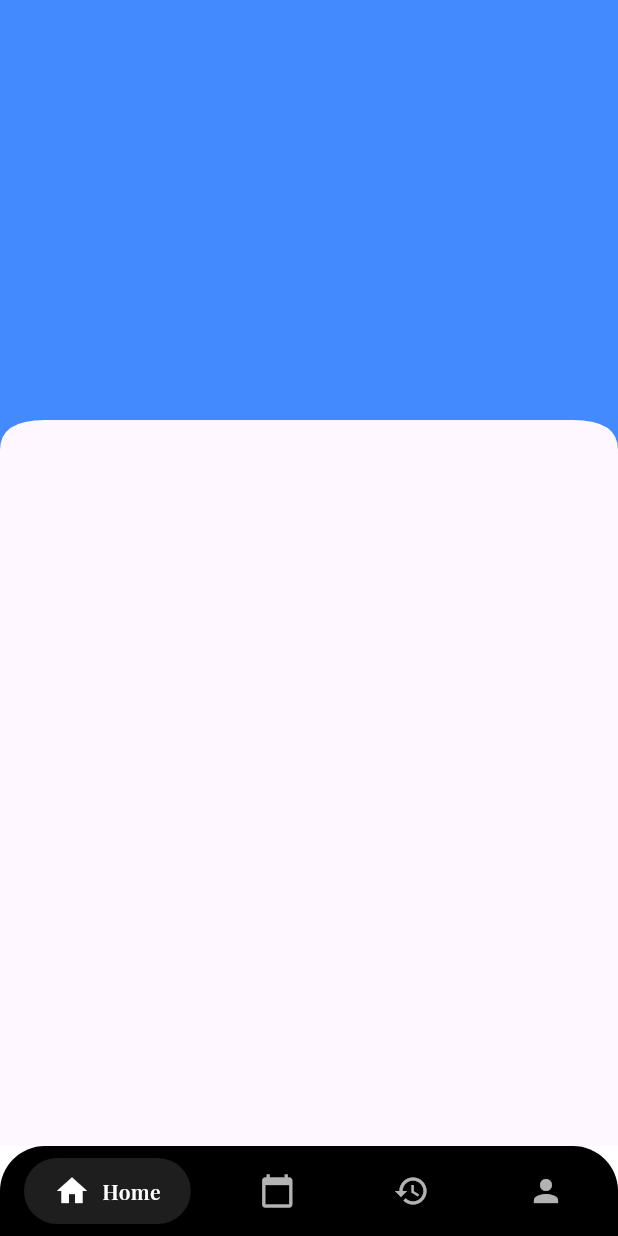
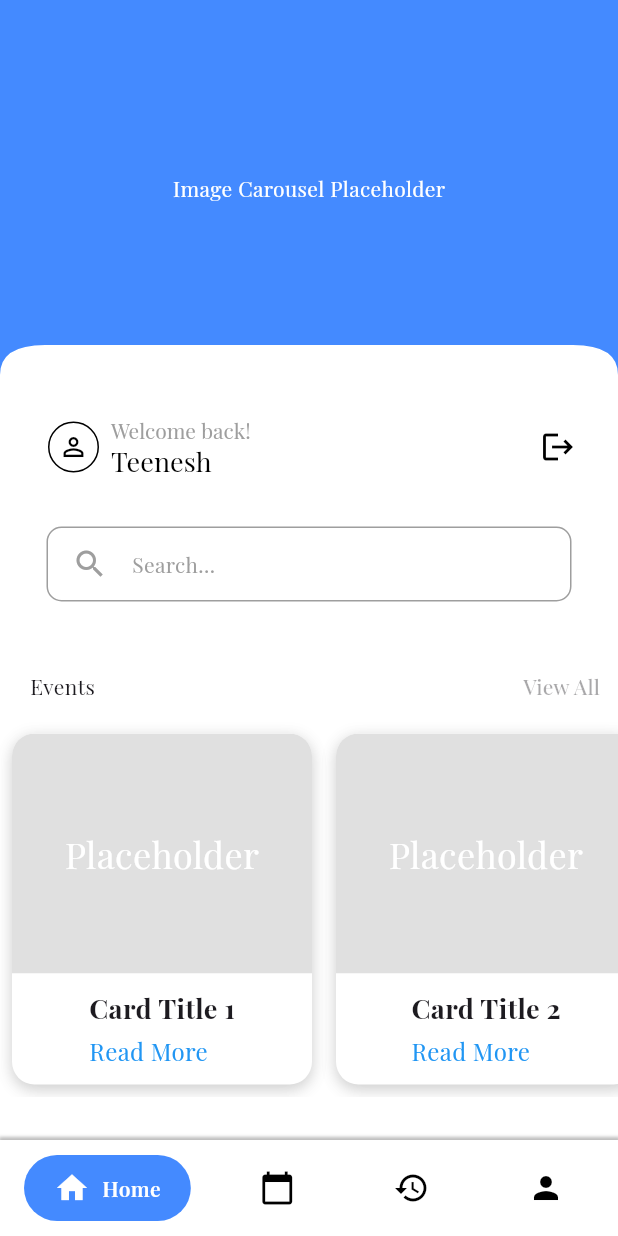
Before and after one commit to teenesh10/Daiman-Mobile-App, a Flutter app: the NavBar screen opened by its route, on a phone screen of 412 x 824 dp. Run offline on Flutter 3.47's test engine with Material 3 defaults, Android fonts, the light colour scheme and no system bars; drawn by our look-alikes of google_nav_bar; our stand-ins replace awesome_snackbar_content, cloud_firestore, firebase_auth, firebase_core, flutter_screenutil, google_fonts and 1 more; accounts and stored records are empty.

Commit message:
update home page ui

```diff
--- a/daiman_mobile/lib/home_page.dart
+++ b/daiman_mobile/lib/home_page.dart
@@ -1,5 +1,8 @@
-
+import 'package:daiman_mobile/views/widgets/card_design.dart';
 import 'package:daiman_mobile/views/widgets/curved_widget.dart';
+import 'package:daiman_mobile/views/widgets/heading.dart';
+import 'package:daiman_mobile/views/widgets/home_appbar.dart';
+import 'package:daiman_mobile/views/widgets/search_bar.dart';
 import 'package:flutter/material.dart';
 
 class HomePage extends StatelessWidget {
@@ -8,20 +11,74 @@ class HomePage extends StatelessWidget {
   @override
   Widget build(BuildContext context) {
     return Scaffold(
+       backgroundColor: Colors.white,
       body: SingleChildScrollView(
         child: Column(
           children: [
+            // Curved widget wrapping the blue section
             CustomShapeWidget(
               child: Container(
                 color: Colors.blueAccent,
-              padding: const EdgeInsets.all(0),
-              child: const SizedBox(
-                height: 300,
-                child: Stack(
+                height: 250, // Adjust based on carousel height
+                child: const Center(
+                  child: Text(
+                    'Image Carousel Placeholder', // Placeholder for the carousel
+                    style: TextStyle(color: Colors.white),
+                  ),
+                ),
+              ),
+            ),
+
+            // White section for remaining content
+            Container(
+              color: Colors.white,
+              padding: const EdgeInsets.symmetric(vertical: 10.0),
+              child: Column(
                 children: [
+                  const SizedBox(height: 10),
+                  const HomeAppBar(),
+                  const SizedBox(height: 25.0),
+                  const SearchContainer(),
+                  const SizedBox(height: 32.0),
+                  const Padding(
+                    padding: EdgeInsets.only(left: 20.0),
+                    child: Column(
+                      children: [
+                        SectionHeading(
+                          title: "Events",
+                          showActionButton: true,
+                        ),
                       ],
                     ),
                   ),
+                  // Wrap ListView in a SizedBox to prevent infinite height
+                  SizedBox(
+                    height:
+                        250, // Set a fixed height to contain the horizontal ListView
+                    child: ListView(
+                      scrollDirection: Axis
+                          .horizontal, // Set to horizontal to display in a row
+                      children: const [
+                        CustomCard(
+                          imageUrl: 'https://via.placeholder.com/150',
+                          title: 'Card Title 1',
+                        ),
+                        CustomCard(
+                          imageUrl: 'https://via.placeholder.com/150',
+                          title: 'Card Title 2',
+                        ),
+                        CustomCard(
+                          imageUrl: 'https://via.placeholder.com/150',
+                          title: 'Card Title 3',
+                        ),
+                        CustomCard(
+                          imageUrl: 'https://via.placeholder.com/150',
+                          title: 'Card Title 4',
+                        ),
+                      ],
+                    ),
+                  ),
+                ],
               ),
             ),
           ],
--- a/daiman_mobile/lib/main.dart
+++ b/daiman_mobile/lib/main.dart
@@ -29,6 +29,7 @@ class MyApp extends StatelessWidget {
         debugShowCheckedModeBanner: false,
         title: 'Daiman Sports',
         theme: ThemeData(
+          scaffoldBackgroundColor: Colors.white,
           primaryColor: Constants.primaryColor,
           visualDensity: VisualDensity.adaptivePlatformDensity,
           textTheme: GoogleFonts.playfairDisplayTextTheme(),
--- a/daiman_mobile/lib/navbar.dart
+++ b/daiman_mobile/lib/navbar.dart
@@ -40,24 +40,31 @@ class _NavBarState extends State<NavBar> {
       ),
       bottomNavigationBar: Container(
         decoration: const BoxDecoration(
-          color: Color.fromARGB(
-              255, 0, 0, 0), // Background color for the bottom nav
-          borderRadius: BorderRadius.vertical(
-              top: Radius.circular(30)), // Rounded corners
+          color: Colors.white, // Background color for the bottom nav
+          borderRadius:
+              BorderRadius.vertical(top: Radius.circular(0)), // Rounded corners
+          boxShadow: [
+            BoxShadow(
+              color: Colors.black26, // Shadow color
+              offset: Offset(0, -1), // Shadow position
+              blurRadius: 1.0, // Shadow blur radius
+              spreadRadius: 1.0, // Shadow spread radius
+            ),
+          ],
         ),
         child: SafeArea(
           child: Padding(
             padding:
-                const EdgeInsets.symmetric(horizontal: 16.0, vertical: 8.0),
+                const EdgeInsets.symmetric(horizontal: 16.0, vertical: 10.0),
             child: GNav(
               gap: 8,
               padding: const EdgeInsets.symmetric(horizontal: 20, vertical: 10),
               backgroundColor: Colors.transparent,
-              color: Colors.white70,
+              color: Colors.black,
               activeColor: Colors.white,
               iconSize: 24,
-              tabBackgroundColor: const Color.fromARGB(
-                  255, 30, 30, 30), // Color for the active tab background
+              tabBackgroundColor:
+                  Colors.blueAccent, // Color for the active tab background
               duration: const Duration(milliseconds: 400),
               rippleColor: Colors.white54,
               onTabChange: _onItemTapped,
--- a/daiman_mobile/lib/views/widgets/appbar.dart
+++ b/daiman_mobile/lib/views/widgets/appbar.dart
@@ -0,0 +1,49 @@
+import 'package:flutter/material.dart';
+
+class CustomAppBar extends StatelessWidget implements PreferredSizeWidget {
+  const CustomAppBar({
+    super.key,
+    this.title,
+    this.actions,
+    this.leadingIcon,
+    this.leadingOnPressed,
+    this.showBackArrows = false,
+    required Color backgroundColor,
+  }): _backgroundColor = backgroundColor;
+
+  final Widget? title;
+  final bool showBackArrows;
+  final IconData? leadingIcon;
+  final List<Widget>? actions; // Fixed typo: "acions" to "actions"
+  final VoidCallback? leadingOnPressed;
+  final Color _backgroundColor;
+
+  @override
+  Widget build(BuildContext context) {
+    return Padding(
+      padding: const EdgeInsets.symmetric(horizontal: 16.0),
+      child: AppBar(
+        backgroundColor: _backgroundColor,
+        elevation: 0,
+        automaticallyImplyLeading: false,
+        leading: showBackArrows
+            ? IconButton(
+                onPressed: () => Navigator.pop(context),
+                icon: const Icon(Icons.arrow_left),
+              )
+            : leadingIcon != null
+                ? IconButton(
+                    onPressed: leadingOnPressed,
+                    icon: Icon(leadingIcon),
+                  )
+                : null,
+        title: title,
+        actions: actions,
+      ),
+    );
+  }
+
+  @override
+  Size get preferredSize => Size.fromHeight(
+      AppBar().preferredSize.height); // Use default AppBar height
+}
--- /dev/null
+++ b/daiman_mobile/lib/views/widgets/card_design.dart
@@ -0,0 +1,95 @@
+import 'package:flutter/material.dart';
+
+class CustomCard extends StatelessWidget {
+  final String imageUrl;
+  final String title;
+
+  const CustomCard({
+    super.key,
+    required this.imageUrl,
+    required this.title,
+  });
+
+  @override
+  Widget build(BuildContext context) {
+    return Container(
+      width: 200, // Set a fixed width for the card
+      margin: const EdgeInsets.symmetric(
+          horizontal: 8.0, vertical: 8.0), // Added vertical margin
+      decoration: BoxDecoration(
+        borderRadius:
+            BorderRadius.circular(15), // Rounded corners for the entire card
+        color: Colors.white, // Background color for the card
+        boxShadow: [
+          BoxShadow(
+            color: Colors.black.withOpacity(0.1), // Shadow color
+            blurRadius: 8, // Shadow blur radius
+            offset: const Offset(0, 4), // Offset for shadow
+          ),
+          BoxShadow(
+            color: Colors.black
+                .withOpacity(0.1), // Additional shadow for the bottom
+            blurRadius: 8, // Blur radius for bottom shadow
+            offset: const Offset(
+                0, 2), // Adjust this to create a softer bottom shadow
+          ),
+        ],
+      ),
+      child: Column(
+        children: [
+          // Image section with gray background
+          ClipRRect(
+            borderRadius: const BorderRadius.vertical(
+                top: Radius.circular(15)), // Rounded corners only at the top
+            child: Container(
+              width: double.infinity, // Make it full width
+              height: 160, // Increased height for the image section
+              color: Colors.grey[300], // Gray background for the image section
+              child: const Center(
+                child: Text(
+                  'Placeholder', // Placeholder text or an image can go here
+                  style: TextStyle(color: Colors.white, fontSize: 24),
+                ),
+              ),
+            ),
+          ),
+          // Title and button section
+          Padding(
+            padding: const EdgeInsets.all(
+                10.0), // Padding around the title and button
+            child: Column(
+              crossAxisAlignment:
+                  CrossAxisAlignment.start, // Align text to the left
+              children: [
+                Text(
+                  title,
+                  style: const TextStyle(
+                    fontWeight: FontWeight.bold,
+                    fontSize: 18,
+                  ),
+                ),
+                const SizedBox(
+                    height: 4), // Spacing between title and "Read More"
+                GestureDetector(
+                  onTap: () {
+                    // Handle "Read More" action here
+                  },
+                  child: const Text(
+                    'Read More',
+                    style: TextStyle(
+                      color: Colors
+                          .blue, // Change color to indicate it's clickable
+                      fontSize: 16,
+                      decoration: TextDecoration
+                          .none, // No underline for the link effect
+                    ),
+                  ),
+                ),
+              ],
+            ),
+          ),
+        ],
+      ),
+    );
+  }
+}
--- a/daiman_mobile/lib/views/widgets/custom_button.dart
+++ /dev/null
@@ -1,19 +0,0 @@
-import 'package:daiman_mobile/constants.dart';
-import 'package:flutter/material.dart';
-
-
-class CustomButton extends StatelessWidget {
-  final String text;
-  final VoidCallback onPressed;
-
-  const CustomButton({required this.text, required this.onPressed, super.key});
-
-  @override
-  Widget build(BuildContext context) {
-    return ElevatedButton(
-      onPressed: onPressed,
-      style: Constants.buttonStyle,
-      child: Text(text),
-    );
-  }
-}
--- /dev/null
+++ b/daiman_mobile/lib/views/widgets/heading.dart
@@ -0,0 +1,39 @@
+import 'package:flutter/material.dart';
+
+class SectionHeading extends StatelessWidget {
+  const SectionHeading({
+    super.key,
+    this.onPressed,
+    this.textColor,
+    this.showActionButton = false,
+    required this.title,
+    this.buttonTitle = "View All",
+  });
+
+  final Color? textColor;
+  final bool showActionButton;
+  final String title, buttonTitle;
+  final void Function()? onPressed; // Fixed the `void Function()` type
+
+  @override
+  Widget build(BuildContext context) {
+    return Row(
+      mainAxisAlignment: MainAxisAlignment.spaceBetween, // Added spacing
+      children: [
+        Expanded(
+          child: Text(
+            title,
+            style: TextStyle(color: textColor), // Fixed the text style
+            maxLines: 1,
+            overflow: TextOverflow.ellipsis,
+          ),
+        ),
+        if (showActionButton)
+          TextButton(
+            onPressed: onPressed,
+            child: Text(buttonTitle),
+          ),
+      ],
+    );
+  }
+}
--- /dev/null
+++ b/daiman_mobile/lib/views/widgets/home_appbar.dart
@@ -0,0 +1,66 @@
+import 'package:daiman_mobile/views/widgets/appbar.dart';
+import 'package:flutter/material.dart';
+
+class HomeAppBar extends StatelessWidget {
+  const HomeAppBar({
+    super.key,
+  });
+
+  @override
+  Widget build(BuildContext context) {
+    return CustomAppBar(
+      title: Row(
+        crossAxisAlignment: CrossAxisAlignment.center,
+        children: [
+          Container(
+            padding: const EdgeInsets.all(6), // Padding inside the circle
+            decoration: BoxDecoration(
+              shape: BoxShape.circle,
+              border: Border.all(
+                color: Colors.black, // White border color
+                width: 1, // Border thickness
+              ),
+            ),
+            child: const Icon(
+              Icons.person_outline,
+              color: Colors.black,
+              size: 20, // Adjust icon size
+            ),
+          ),
+          const SizedBox(width: 8), // Space between the icon and text
+          const Column(
+            crossAxisAlignment: CrossAxisAlignment.start,
+            children: [
+              Text(
+                'Welcome back! ', // Replace with your actual title text
+                style: TextStyle(
+                  color: Colors.grey, // Set the color of the title text
+                  fontSize: 14,
+                ),
+              ),
+              Text(
+                'Teenesh', // Replace with your actual subtitle text
+                style: TextStyle(
+                  color: Colors.black, // Set the color of the subtitle text
+                  fontSize: 18, // Set the font size for the subtitle
+                ),
+              ),
+            ],
+          ),
+        ],
+      ),
+      actions: [
+        IconButton(
+          onPressed: () {
+            // Add your logout functionality here
+          },
+          icon: const Icon(
+            Icons.logout,
+            color: Colors.black,
+          ),
+        ),
+      ],
+      backgroundColor: Colors.white,
+    );
+  }
+}
--- /dev/null
+++ b/daiman_mobile/lib/views/widgets/search_bar.dart
@@ -0,0 +1,34 @@
+import 'package:flutter/material.dart';
+
+class SearchContainer extends StatelessWidget {
+  const SearchContainer({
+    super.key,
+  });
+
+  @override
+  Widget build(BuildContext context) {
+    return Container(
+      width:
+          350.0, // Set a fixed width for a shorter search bar
+      height:
+          50.0, // Increase height for a taller search bar
+      padding: const EdgeInsets.symmetric(
+          horizontal: 16.0), // Adjust padding as needed
+      decoration: BoxDecoration(
+        color: Colors.white,
+        borderRadius: BorderRadius.circular(10.0),
+        border: Border.all(color: Colors.grey),
+      ),
+      child: const Row(
+        children: [
+          Icon(Icons.search, color: Colors.grey),
+          SizedBox(width: 16.0),
+          Text(
+            'Search...',
+            style: TextStyle(color: Colors.grey),
+          ),
+        ],
+      ),
+    );
+  }
+}
```
Lines whose indentation alone changed are shown as unchanged.
